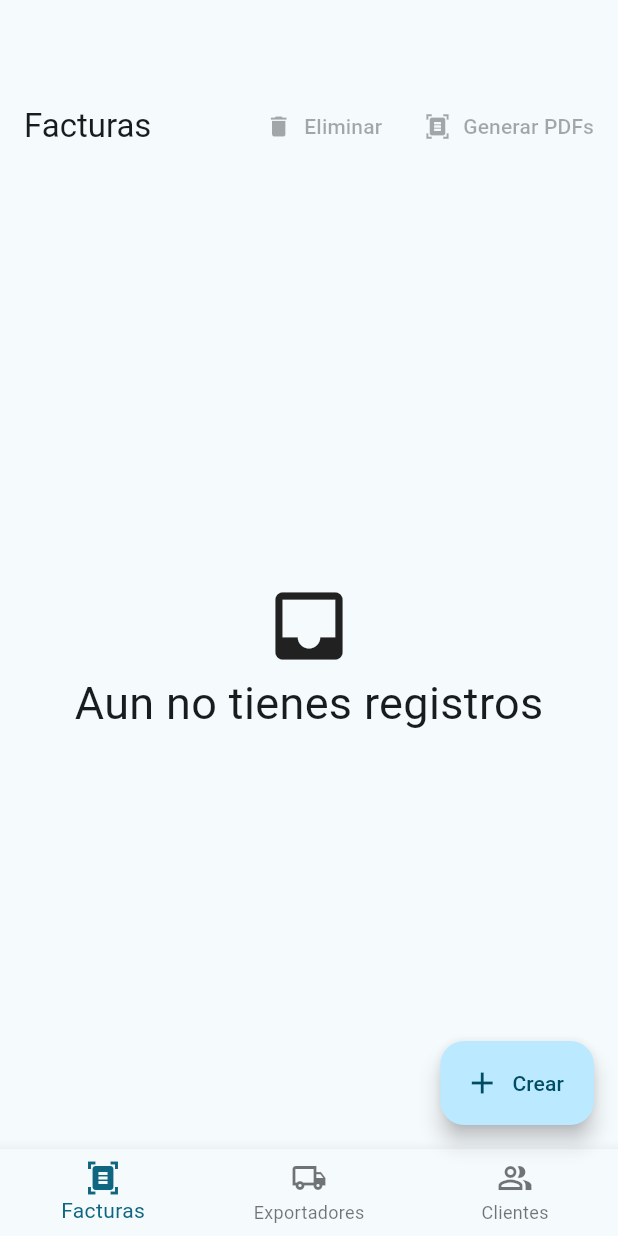
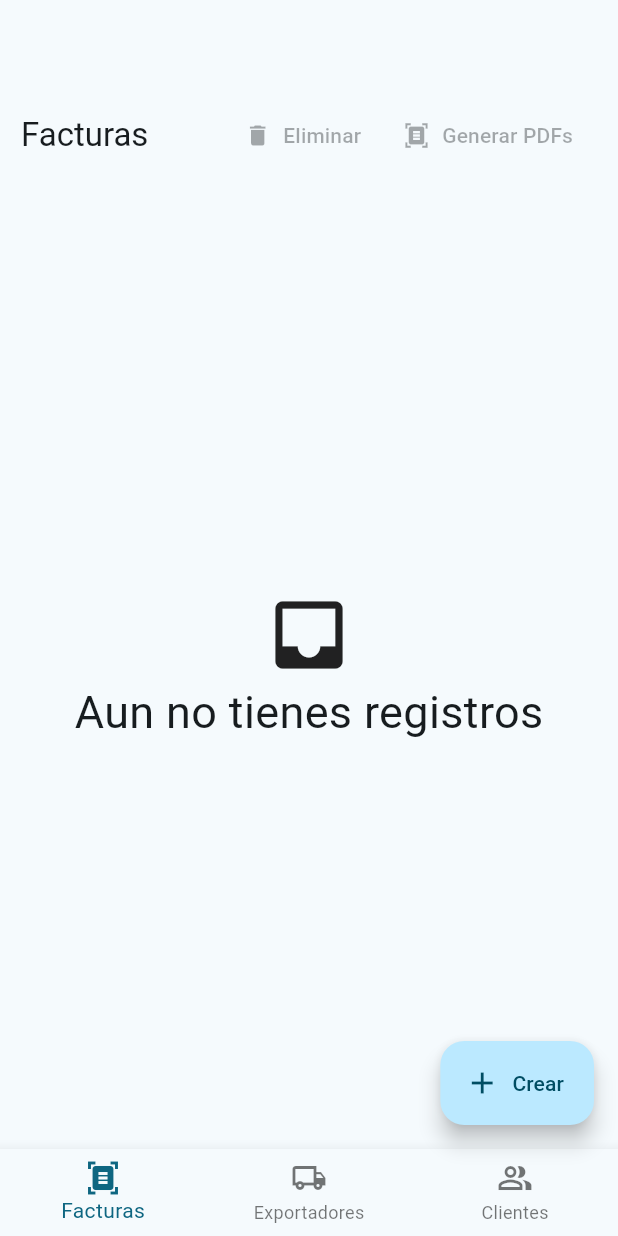
Before and after one commit to box-bm/gen_pdf, a Flutter app: the screen it shows after launch, on a phone screen of 412 x 824 dp. Run offline on Flutter 3.47's test engine with Material 2 defaults, Android fonts, the phone set to English and light mode, and no system bars; our stand-ins replace bloc, equatable, file_picker, flutter_bloc, flutter_form_builder, form_builder_validators and 5 more; missing offline and left inert: nit_validator, window_manager; accounts and stored records are empty; statements that could not run were skipped.

Commit message:
fixed error on searh and fixed errors on add elements

```diff
--- a/lib/app.dart
+++ b/lib/app.dart
@@ -27,8 +27,8 @@ class _AppState extends State<App> with WindowListener {
 
   @override
   Widget build(BuildContext context) {
-    return BlocStore(
-        child: MaterialApp(
+    return MaterialApp(
+        debugShowCheckedModeBanner: false,
         theme: ThemeData.from(
                 useMaterial3: true,
                 colorScheme: ColorScheme.fromSeed(
@@ -55,6 +55,7 @@ class _AppState extends State<App> with WindowListener {
         supportedLocales: FormBuilderLocalizations.supportedLocales,
         routes: routes,
         initialRoute: Home.route,
-    ));
+        builder: (context, child) =>
+            BlocStore(child: child ?? const SizedBox()));
   }
 }
--- a/lib/bloc/bills_state.dart
+++ b/lib/bloc/bills_state.dart
@@ -6,7 +6,7 @@ abstract class BillsState extends Equatable {
   const BillsState({required this.searchValue, this.bills = const []});
 
   @override
-  List<Object> get props => [];
+  List<Object> get props => [searchValue, bills];
 }
 
 class BillsInitial extends BillsState {
--- a/lib/screens/home/home.dart
+++ b/lib/screens/home/home.dart
@@ -1,4 +1,6 @@
+import 'package:flutter_bloc/flutter_bloc.dart';
 import 'package:gen_pdf/common.dart';
+import 'package:gen_pdf/cubit/selecteds_cubit.dart';
 import 'package:gen_pdf/screens/new_bill.dart';
 import 'package:gen_pdf/screens/new_consigner.dart';
 import 'package:gen_pdf/screens/new_exporter.dart';
@@ -56,10 +58,11 @@ class _HomeState extends State<Home> {
           onTap: (value) {
             _controller.animateToPage(value,
                 curve: Curves.easeInOut,
-                duration: const Duration(milliseconds: 500));
+                duration: const Duration(milliseconds: 300));
             setState(() {
               currentPage = value;
             });
+            context.read<SelectedsCubit>().clearSelection();
           },
           items: const [
             BottomNavigationBarItem(
--- a/lib/widgets/base_home_screen.dart
+++ b/lib/widgets/base_home_screen.dart
@@ -56,20 +56,30 @@ class _BaseHomeScreenState extends State<BaseHomeScreen> {
   }
 
   Widget buildWidget(BuildContext context, List<String> selecteds) {
-    return Scaffold(
-        appBar: AppBar(
-            centerTitle: false,
-            title: Text(widget.title),
-            actions: widget.actions == null
-                ? null
-                : [
-                    isDesktop ? searchWidget() : const SizedBox.shrink(),
-                    ...widget.actions!(selecteds),
-                  ]),
-        body: SafeArea(
-            child: SizedBox.expand(
-          child: buildList(selecteds),
-        )));
+    return Column(
+      children: [
+        const SizedBox(height: 10),
+        Row(
+          children: [
+            const SizedBox(width: 14),
+            Expanded(
+                child: Text(
+              widget.title,
+              style: Theme.of(context).textTheme.titleLarge,
+            )),
+            Row(
+              children: [
+                isDesktop ? searchWidget() : const SizedBox.shrink(),
+                ...widget.actions!(selecteds),
+              ],
+            ),
+            const SizedBox(width: 14),
+          ],
+        ),
+        const SizedBox(height: 10),
+        Expanded(child: buildList(selecteds))
+      ],
+    );
   }
 
   Widget buildList(List<String> selecteds) {
```
Also changed, not shown: lib/screens/new_bill.dart (+15 -17 lines), lib/screens/new_consigner.dart (+4 -11 lines), lib/screens/new_exporter.dart (+5 -11 lines). Lines whose indentation alone changed are shown as unchanged.
